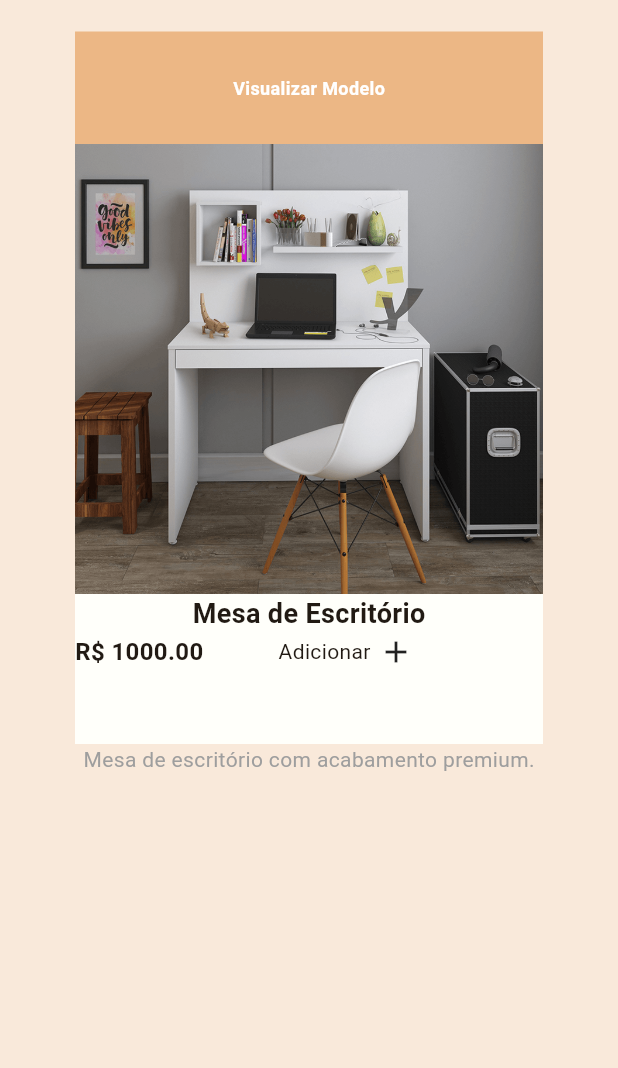
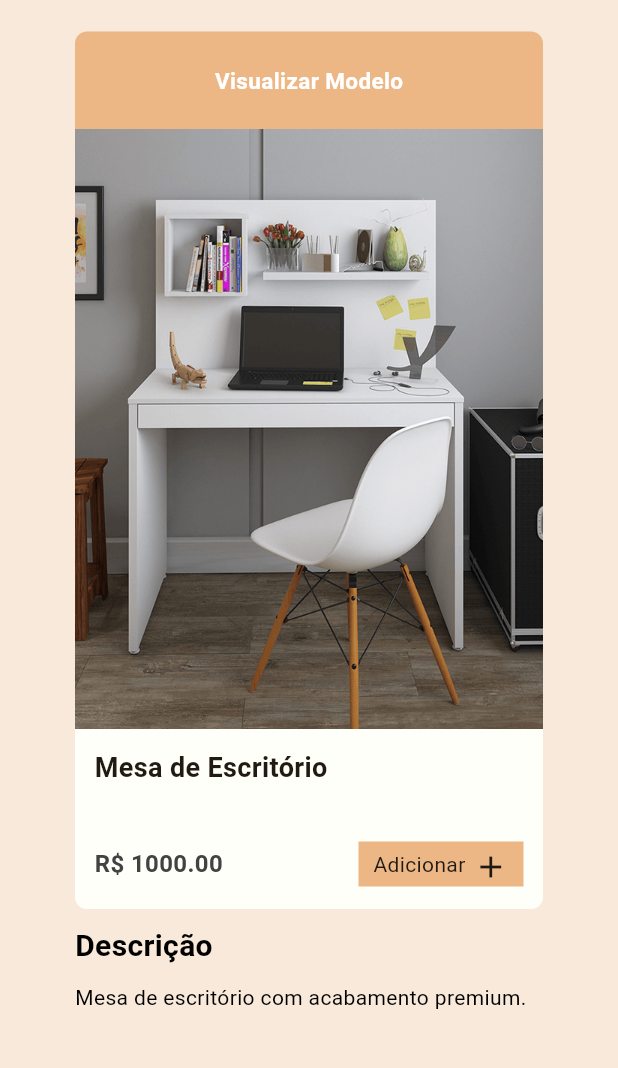
Before and after one commit to Trabalho-Unifeso/Mobile-AR, a Flutter app: the screen it shows after launch, after a tap on the "add shopping cart" icon, on a phone screen of 412 x 824 dp, the part 75-1143 px from its top. Run offline on Flutter 3.47's test engine with Material 3 defaults, Android fonts, the light colour scheme and no system bars; our stand-ins replace flutter_svg.

Commit message:
atualizando o estilo da página do produto

```diff
--- a/lib/pages/product_page.dart
+++ b/lib/pages/product_page.dart
@@ -10,91 +10,155 @@ class ProductPage extends StatelessWidget {
   const ProductPage({super.key, required this.product});
 
   @override
-
   Widget build(BuildContext context) {
     return ScaffoldBase(
       appBar: const CustomAppBar(),
       endDrawer: const CustomDrawer(),
       body: SingleChildScrollView(
         child: Container(
-          margin: EdgeInsets.symmetric(horizontal: 50,vertical: 15),
-          alignment: Alignment.center,
+          margin: EdgeInsets.symmetric(horizontal: 50, vertical: 15),
           child: Column(
-            mainAxisAlignment: MainAxisAlignment.center,
-            crossAxisAlignment: CrossAxisAlignment.center,
             children: [
+              //Box do Vizualizar Modelo
               SizedBox(
                 width: 400,
-                height: 75,
+                height: 65,
                 child: Container(
+                  decoration: BoxDecoration(
                     color: Color(0xFFECB785),
+                    borderRadius: BorderRadius.only(
+                      topLeft: Radius.circular(8),
+                      topRight: Radius.circular(8),
+                    ),
+                  ),
                   child: Center(
                     child: Text(
                       'Visualizar Modelo',
                       style: TextStyle(
-                        fontWeight: FontWeight.bold, fontSize: 12,color: Colors.white
+                        fontWeight: FontWeight.bold,
+                        fontSize: 15,
+                        color: Colors.white,
                       ),
                     ),
                   ),
                 ),
               ),
+              //Box da Imagem do Produto
               ConstrainedBox(
-                constraints: BoxConstraints(minHeight: 300, minWidth: 400),
+                constraints: BoxConstraints(minHeight: 400, minWidth: 400),
                 child: ClipRect(
                   child: Image.asset(
                     product.image,
                     alignment: Alignment.center,
                     width: 400,
-                    height: 300,
+                    height: 400,
                     fit: BoxFit.cover,
                   ),
                 ),
               ),
+              //Box das Informações do Produto
               SizedBox(
                 width: 400,
-                height: 100,
+                height: 120,
                 child: Container(
+                  decoration: BoxDecoration(
                     color: Color(0xFFFFFFFA),
+                    borderRadius: BorderRadius.only(
+                      bottomLeft: Radius.circular(8),
+                      bottomRight: Radius.circular(8),
+                    ),
+                  ),
+                  child: Padding(
+                    padding: const EdgeInsets.all(5.0),
                     child: Column(
                       children: [
-                        Text(
+                        Align(
+                          alignment: Alignment.topLeft,
+                          child: Padding(
+                            padding: const EdgeInsets.all(8.0),
+                            child: Text(
                               product.name,
+                              textAlign: TextAlign.left,
                               style: const TextStyle(
-                                fontSize: 18, fontWeight: FontWeight.bold
-                            )
+                                fontSize: 18,
+                                fontWeight: FontWeight.bold,
                               ),
-                        Flexible(
+                            ),
+                          ),
+                        ),
+                        SizedBox(height: 20),
+                        Padding(
+                          padding: const EdgeInsets.all(8.0),
                           child: Row(
-                            mainAxisAlignment: MainAxisAlignment.start,
-                            spacing: 50,
+                            mainAxisAlignment: MainAxisAlignment.spaceBetween,
                             children: [
                               Text(
                                 'R\$ ${product.price.toStringAsFixed(2)}',
+                                textAlign: TextAlign.left,
                                 style: const TextStyle(
+                                  color: Color(0xFF424242),
                                   fontSize: 16,
                                   fontWeight: FontWeight.bold,
                                 ),
                               ),
-                              SizedBox(
+                              Container(
+                                decoration: BoxDecoration(
+                                  color: const Color(0xFFECB785),
+                                ),
+                                child: Padding(
+                                  padding: const EdgeInsets.all(5.0),
+                                  child: SizedBox(
                                     width: 100,
-                                height: 25,
+                                    height: 20,
+                                    child: Center(
                                       child: Row(
-                                  spacing: 5,
+                                        mainAxisAlignment: MainAxisAlignment.spaceEvenly,
                                         children: [
                                           Text('Adicionar'),
-                                    Icon(Icons.add)
+                                          Icon(Icons.add),
                                         ],
                                       ),
-                              )
+                                    ),
+                                  ),
+                                ),
+                              ),
                             ],
                           ),
-                        )
+                        ),
                       ],
-                    )
                     ),
                   ),
-              Text(product.description,
-                  style: const TextStyle(fontSize: 14, color: Colors.grey)
+                ),
+              ),
+              //Descrição do Produto
+              Align(
+                alignment: Alignment.topLeft,
+                child: Padding(
+                  padding: const EdgeInsets.symmetric(vertical: 10.0),
+                  child: SizedBox(
+                    width: 400,
+                    child: Text(
+                      'Descrição',
+                      textAlign: TextAlign.left,
+                      style: TextStyle(
+                        fontWeight: FontWeight.bold,
+                        fontSize: 20,
+                        color: Colors.black,
+                      ),
+                    ),
+                  ),
+                ),
+              ),
+              Align(
+                alignment: Alignment.topLeft,
+                child: SizedBox(
+                  width: 400,
+                  child: Text(
+                    textAlign: TextAlign.left,
+                    product.description,
+                    style: const TextStyle(fontSize: 14, color: Colors.black),
+                  ),
+                ),
               ),
             ],
           ),
```
Lines whose indentation alone changed are shown as unchanged.
